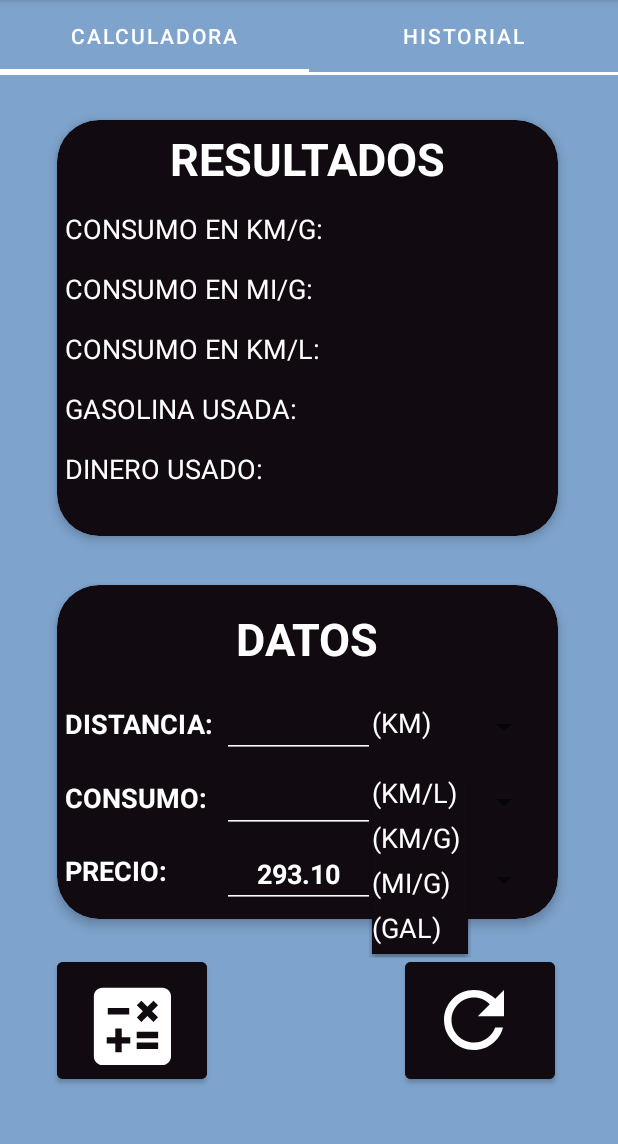
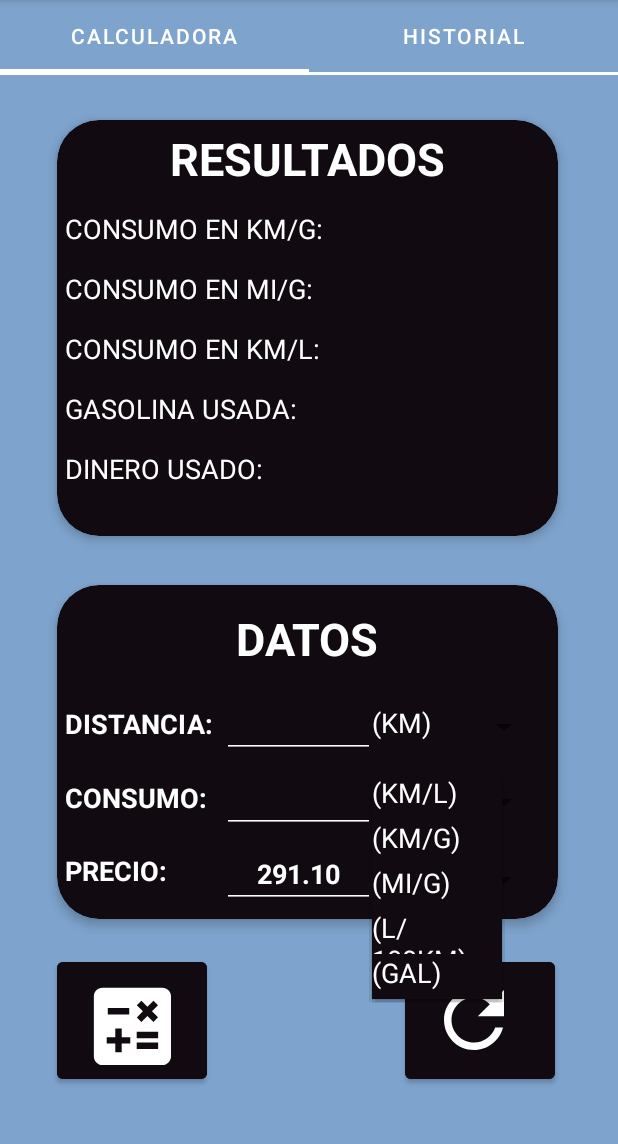
Before and after one commit to samilr/appFuelUsage, an Android app: the screen it shows after launch (MainActivity), after a tap on "(KM/L)", on a phone screen of 412 x 824 dp, the part 84-1228 px from its top. Run offline under Robolectric (Android 15) with nearby library versions, the phone set to English and light mode, and no system bars.

Commit message:
Adding Consumiption in Liter by 100 KM

```diff
--- a/app/src/main/java/com/example/used_fuel/fragments/FuelCalculatorFragment.java
+++ b/app/src/main/java/com/example/used_fuel/fragments/FuelCalculatorFragment.java
@@ -42,7 +42,7 @@
     private final double kilometerToMilles = 0.621371;
     private final double millesToKilometer = 1.60934;
     private double gasPriceByGal, gasPriceByLiter = gasPriceByGal / litersKilometersToGalon;
-    private List<String> mesureUnity = Arrays.asList("(KM/L)", "(KM/G)", "(MI/G)", "(GAL)");
+    private List<String> mesureUnity = Arrays.asList("(KM/L)", "(KM/G)", "(MI/G)", "(L/100KM)", "(GAL)");
     private List<String> distanceUnity = Arrays.asList("(KM)", "(MI)");
     private List<String> gasUnity = Arrays.asList("(GAL)", "(LI)");
     private String mesureUnityChoseen, distanceUnityChoosen, gasUnityChoseen;
@@ -97,7 +97,7 @@
         txbfuelUsed.setEnabled(false);
         txbMoneyUsed.setEnabled(false);
         txbKilometerByLiters.setEnabled(false);
-        txbPrice.setText("293.10");
+        txbPrice.setText("291.10");
 
         if (isDataEmpty()) {
             btnShareImage.setVisibility(View.GONE);
@@ -125,6 +125,9 @@
                 case "(KM/L)":
                     getData(distance, averageFuelUsed);
                     break;
+                case "(L/100KM)":
+                    averageFuelUsed = 100 / averageFuelUsed;
+
                 case "(KM/G)":
                     averageFuelUsed /= litersKilometersToGalon;
                     getData(distance, averageFuelUsed);
```
